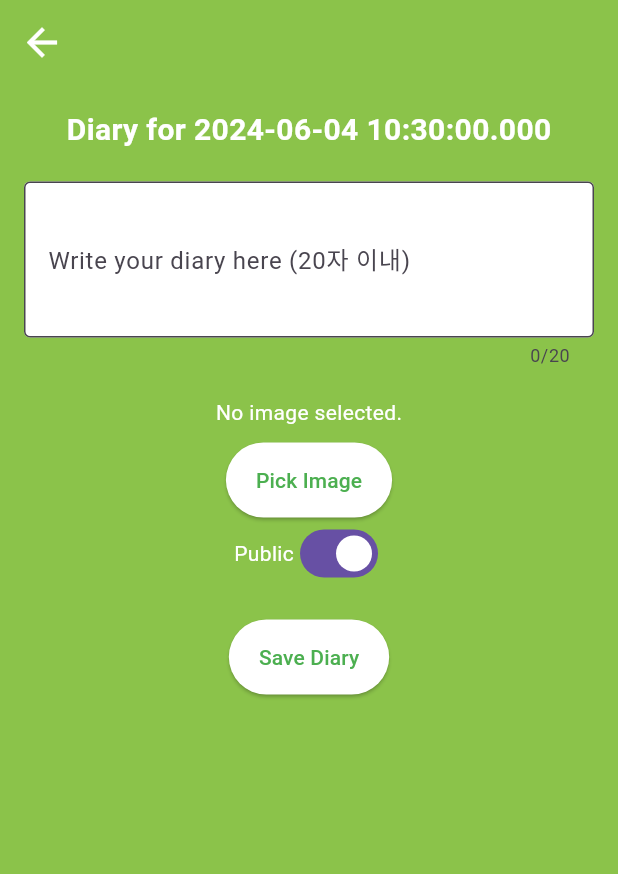
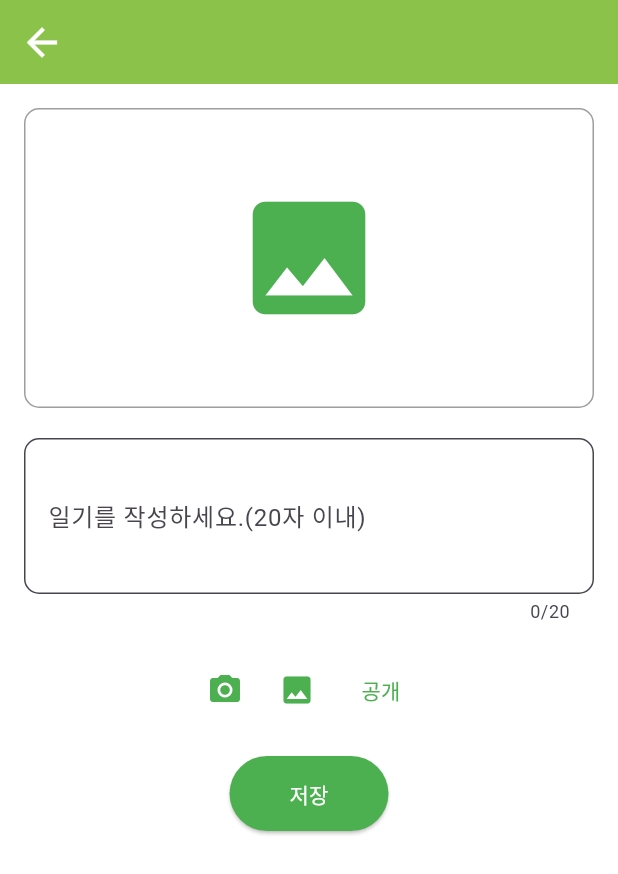
Before and after one commit to koreansandwich/millitary, a Flutter app: the DiaryScreen screen opened directly with empty values, on a phone screen of 412 x 824 dp. Shown: the top 874 px of the screen. Run offline on Flutter 3.47's test engine with Material 3 defaults, Android fonts, the phone set to English and light mode, and no system bars; our stand-ins replace image_picker, sqflite, table_calendar; accounts and stored records are empty.

Commit message:
all done

```diff
--- a/lib/screens/calendar_screen.dart
+++ b/lib/screens/calendar_screen.dart
@@ -37,6 +37,9 @@ class _CalendarScreenState extends State<CalendarScreen> {
   }
 
   void _onDaySelected(DateTime selectedDay, DateTime focusedDay) {
+    if (selectedDay.isAfter(DateTime.now())) {
+      return; // 미래 날짜는 선택하지 않도록 함
+    }
     setState(() {
       _selectedDay = selectedDay;
       _focusedDay = focusedDay;
@@ -140,7 +143,12 @@ class _CalendarScreenState extends State<CalendarScreen> {
                     outsideDaysVisible: false,
                     weekendTextStyle: TextStyle(color: Colors.green),
                     holidayTextStyle: TextStyle(color: Colors.red),
+                    disabledTextStyle:
+                        TextStyle(color: Colors.grey), // 선택 불가능한 날짜 스타일
                   ),
+                  enabledDayPredicate: (day) {
+                    return !day.isAfter(DateTime.now()); // 미래 날짜는 비활성화
+                  },
                   headerStyle: HeaderStyle(
                     formatButtonVisible: false,
                     titleCentered: true,
@@ -166,6 +174,7 @@ class _CalendarScreenState extends State<CalendarScreen> {
             ),
           ),
           if (_selectedDay != null) ...[
+            SizedBox(height: 10), // 버튼 간격 추가
             if (_diary == null) ...[
               ElevatedButton(
                 onPressed: _navigateToDiaryScreen,
@@ -192,6 +201,7 @@ class _CalendarScreenState extends State<CalendarScreen> {
                 ),
                 child: Text('일기 보기/수정하기'),
               ),
+              SizedBox(height: 10), // 버튼 간격 추가
               ElevatedButton(
                 onPressed: () async {
                   await DiaryDatabase.instance.deleteDiary(_diary!.id!);
@@ -210,6 +220,7 @@ class _CalendarScreenState extends State<CalendarScreen> {
                 child: Text('일기 지우기'),
               ),
             ],
+            SizedBox(height: 10), // 버튼 간격 추가
             ElevatedButton(
               onPressed: _navigateToOtherDiariesScreen, // 다른 사람의 일기를 볼 수 있는 버튼
               style: ElevatedButton.styleFrom(
--- a/lib/screens/diary_screen.dart
+++ b/lib/screens/diary_screen.dart
@@ -30,7 +30,6 @@ class _DiaryScreenState extends State<DiaryScreen> {
     if (widget.diary != null) {
       _diaryController.text = widget.diary!.content;
       _isPublic = widget.diary!.isPublic;
-      // 이미지 불러오는 코드 추가 필요
     }
   }
 
@@ -59,19 +58,19 @@ class _DiaryScreenState extends State<DiaryScreen> {
           date: widget.selectedDay.toIso8601String(),
           content: _diaryController.text,
           isPublic: _isPublic,
-          userId: widget.userId, // 사용자 식별자 추가
+          userId: widget.userId,
         );
         await DiaryDatabase.instance.insertDiary(diary);
       } else {
         final updatedDiary = widget.diary!.copyWith(
           content: _diaryController.text,
           isPublic: _isPublic,
-          userId: widget.userId, // 사용자 식별자 업데이트
+          userId: widget.userId,
         );
         await DiaryDatabase.instance.updateDiary(updatedDiary);
       }
       if (mounted) {
-        Navigator.pop(context, true); // 캘린더 화면으로 돌아가기
+        Navigator.pop(context, true);
       }
     } catch (e) {
       ScaffoldMessenger.of(context).showSnackBar(
@@ -84,7 +83,7 @@ class _DiaryScreenState extends State<DiaryScreen> {
   Widget build(BuildContext context) {
     return Scaffold(
       appBar: AppBar(
-        backgroundColor: Color(0xFF8BC34A), // 배경 색상 변경
+        backgroundColor: Color(0xFF8BC34A), // 상단 배경색을 초록색으로 변경
         elevation: 0,
         leading: IconButton(
           icon: Icon(Icons.arrow_back, color: Colors.white, size: 30),
@@ -93,82 +92,86 @@ class _DiaryScreenState extends State<DiaryScreen> {
           },
         ),
       ),
-      backgroundColor: Color(0xFF8BC34A), // 배경 색상 변경
-      body: Padding(
+      backgroundColor: Colors.white,
+      body: SingleChildScrollView(
+        // 스크롤 가능하도록 수정
+        child: Padding(
           padding: const EdgeInsets.all(16.0),
           child: Column(
+            crossAxisAlignment: CrossAxisAlignment.start, // 왼쪽 정렬
             children: [
-            Text(
-              'Diary for ${widget.selectedDay.toLocal()}',
-              style: TextStyle(
-                fontSize: 20,
-                fontWeight: FontWeight.bold,
+              Container(
+                height: 200,
+                width: double.infinity,
+                decoration: BoxDecoration(
                   color: Colors.white,
+                  border: Border.all(color: Colors.grey),
+                  borderRadius: BorderRadius.circular(10),
+                ),
+                child: _image != null
+                    ? Image.file(_image!, fit: BoxFit.cover)
+                    : Center(
+                        child:
+                            Icon(Icons.image, color: Colors.green, size: 100),
                       ),
               ),
               SizedBox(height: 20),
               TextField(
                 controller: _diaryController,
                 decoration: InputDecoration(
-                border: OutlineInputBorder(),
-                labelText: 'Write your diary here (20자 이내)',
+                  border: OutlineInputBorder(
+                    borderRadius: BorderRadius.circular(10),
+                  ),
+                  labelText: '일기를 작성하세요.(20자 이내)',
                   filled: true,
                   fillColor: Colors.white,
                 ),
                 maxLines: 3,
-              maxLength: 20, // 글자수 제한
+                maxLength: 20,
+                style: TextStyle(color: Colors.black),
               ),
               SizedBox(height: 20),
-            _image != null
-                ? Image.file(_image!)
-                : Text(
-                    'No image selected.',
-                    style: TextStyle(color: Colors.white),
+              Row(
+                mainAxisAlignment: MainAxisAlignment.center,
+                children: [
+                  IconButton(
+                    icon: Icon(Icons.photo_camera, color: Colors.green),
+                    onPressed: _pickImage,
                   ),
-            SizedBox(height: 10),
-            ElevatedButton(
+                  IconButton(
+                    icon: Icon(Icons.image, color: Colors.green),
                     onPressed: _pickImage,
+                  ),
+                  TextButton(
+                    onPressed: () {
+                      setState(() {
+                        _isPublic = !_isPublic;
+                      });
+                    },
+                    child: Text(
+                      _isPublic ? '공개' : '비공개',
+                      style: TextStyle(color: Colors.green),
+                    ),
+                  ),
+                ],
+              ),
+              SizedBox(height: 20),
+              Center(
+                child: ElevatedButton(
+                  onPressed: _saveDiary,
                   style: ElevatedButton.styleFrom(
-                backgroundColor: Colors.white,
-                foregroundColor: Colors.green,
-                padding: EdgeInsets.symmetric(horizontal: 20, vertical: 15),
+                    backgroundColor: Colors.green,
+                    foregroundColor: Colors.white,
+                    padding: EdgeInsets.symmetric(horizontal: 40, vertical: 15),
                     shape: RoundedRectangleBorder(
                       borderRadius: BorderRadius.circular(30),
                     ),
                   ),
-              child: Text('Pick Image'),
+                  child: Text('저장'),
                 ),
-            Row(
-              mainAxisAlignment: MainAxisAlignment.center,
-              children: [
-                Text(
-                  'Public',
-                  style: TextStyle(color: Colors.white),
-                ),
-                Switch(
-                  value: _isPublic,
-                  onChanged: (value) {
-                    setState(() {
-                      _isPublic = value;
-                    });
-                  },
               ),
             ],
           ),
-            SizedBox(height: 20),
-            ElevatedButton(
-              onPressed: _saveDiary,
-              style: ElevatedButton.styleFrom(
-                backgroundColor: Colors.white,
-                foregroundColor: Colors.green,
-                padding: EdgeInsets.symmetric(horizontal: 20, vertical: 15),
-                shape: RoundedRectangleBorder(
-                  borderRadius: BorderRadius.circular(30),
-                ),
-              ),
-              child: Text('Save Diary'),
-            ),
-          ],
         ),
       ),
     );
--- a/pubspec.yaml
+++ b/pubspec.yaml
@@ -34,6 +34,7 @@ dependencies:
   sqflite: ^2.0.0+3
   path: ^1.8.0
   image_picker: ^0.8.4+3
+  intl: ^0.17.0
 
 
   # The following adds the Cupertino Icons font to your application.
```
Also changed, not shown: lib/db/user_database.dart (+26 -9 lines), lib/screens/other_diaries_screen.dart (+70 -5 lines), pubspec.lock. Lines whose indentation alone changed are shown as unchanged.
